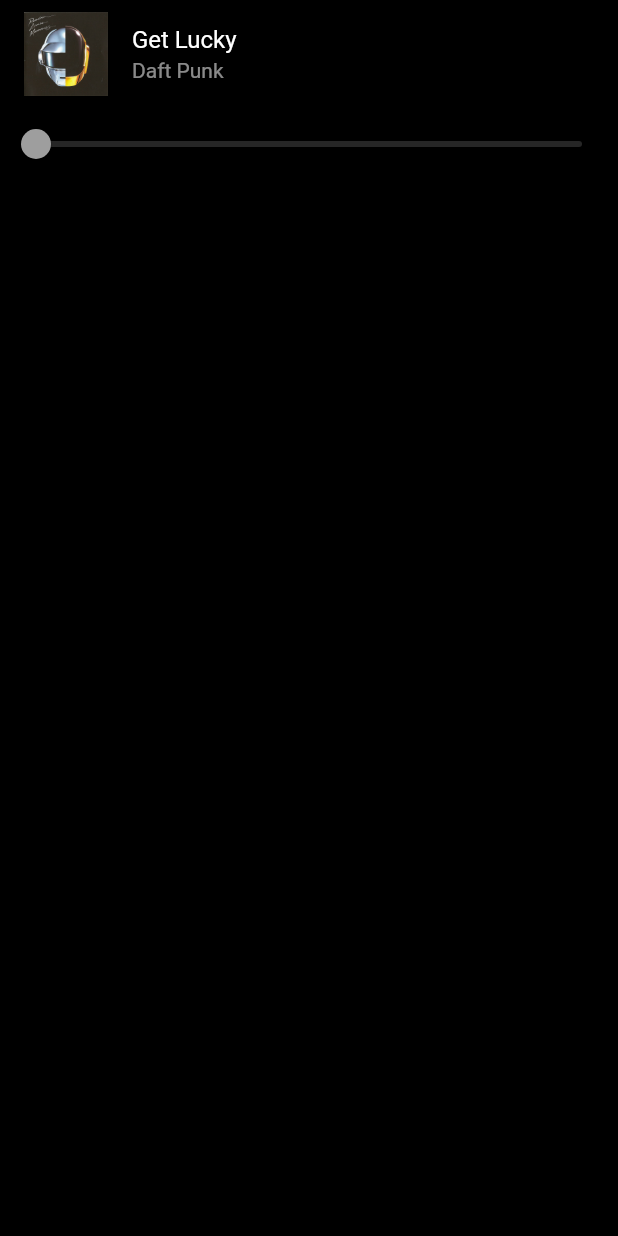
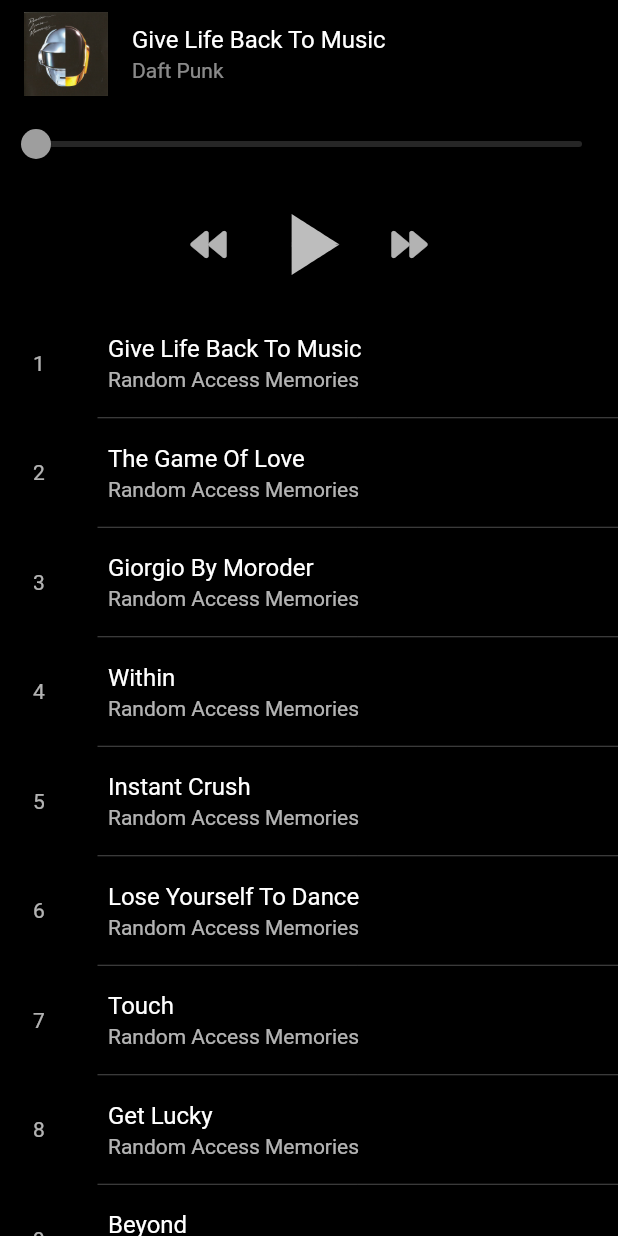
Before and after one commit to aaugmentum/project.scarlet, a Flutter app: the screen it shows after launch, after a tap on "Get Lucky", on a phone screen of 412 x 824 dp. Run offline on Flutter 3.47's test engine with Material 2 defaults, Android fonts, the light colour scheme and no system bars; our stand-ins replace font_awesome_flutter; generated files the repository leaves out were written again.

Commit message:
Add animated play button

```diff
--- /dev/null
+++ b/lib/components/animated_play_button.dart
@@ -0,0 +1,59 @@
+
+import 'package:flutter/material.dart';
+
+class AnimatedPlayButton extends StatefulWidget {
+  final double size;
+
+  const AnimatedPlayButton({
+    Key key,
+    this.size
+  }) : super(key: key);
+
+  @override
+  _AnimatedPlayButtonState createState() => _AnimatedPlayButtonState();
+}
+
+class _AnimatedPlayButtonState extends State<AnimatedPlayButton>
+    with SingleTickerProviderStateMixin {
+  AnimationController _animationController;
+  bool isPlaying = false;
+
+  @override
+  void initState() {
+    super.initState();
+    isPlaying = false;
+    _animationController =
+        AnimationController(duration: Duration(milliseconds: 300), vsync: this);
+  }
+
+  @override
+  void dispose() {
+    super.dispose();
+    _animationController.dispose();
+  }
+
+  void _handleClick() {
+    setState(() {
+      isPlaying = !isPlaying;
+      isPlaying
+          ? _animationController.forward()
+          : _animationController.reverse();
+    });
+  }
+
+  @override
+  Widget build(BuildContext context) {
+    return IconButton(
+      highlightColor: Colors.transparent,
+      hoverColor: Colors.transparent,
+      splashColor: Colors.transparent,
+      color: Colors.grey[400],
+      iconSize: widget.size,
+      icon: AnimatedIcon(
+        icon: AnimatedIcons.play_pause,
+        progress: _animationController,
+      ),
+      onPressed: _handleClick,
+    );
+  }
+}
--- a/lib/screens/home/home.dart
+++ b/lib/screens/home/home.dart
@@ -1,5 +1,6 @@
 import 'package:flutter/material.dart';
 import 'package:font_awesome_flutter/font_awesome_flutter.dart';
+import 'package:vinyl/components/animated_play_button.dart';
 import 'package:vinyl/utils/constants.dart';
 import 'package:vinyl/utils/constants.dart' as prefix0;
 
@@ -60,7 +61,6 @@
                   child: Material(
                     color: mAppBarColor,
                     child: ListTile(
-
                       onTap: () =>
                           Navigator.pushNamed(context, prefix0.playerRoute),
                       leading: Image.asset('assets/covers/4.jpg'),
@@ -72,10 +72,7 @@
                         'Daft Punk',
                         style: TextStyle(color: Colors.white54),
                       ),
-                      trailing: Icon(
-                        FontAwesomeIcons.play,
-                        color: Colors.white70,
-                      ),
+                      trailing: AnimatedPlayButton(size: 40),
                     ),
                   ),
                 ),
--- a/lib/screens/player/player.dart
+++ b/lib/screens/player/player.dart
@@ -1,10 +1,43 @@
 import 'dart:async';
 
+import 'package:flutter/cupertino.dart';
 import 'package:flutter/material.dart';
 import 'package:font_awesome_flutter/font_awesome_flutter.dart';
+import 'package:vinyl/components/animated_play_button.dart';
 
-class Player extends StatelessWidget {
+const songs = [
+  'Give Life Back To Music',
+  'The Game Of Love',
+  'Giorgio By Moroder',
+  'Within',
+  'Instant Crush',
+  'Lose Yourself To Dance',
+  'Touch',
+  'Get Lucky',
+  'Beyond',
+  'Motherboard',
+  'Fragments Of Time',
+  'Doin\' It Right',
+  'Contact'
+];
+
+class Player extends StatefulWidget {
   const Player({Key key}) : super(key: key);
+
+  @override
+  _PlayerState createState() => _PlayerState();
+}
+
+class _PlayerState extends State<Player> {
+  String _title;
+  double _value;
+
+  @override
+  void initState() {
+    super.initState();
+    _value = 0.0;
+    _title = songs[0];
+  }
 
   @override
   Widget build(BuildContext context) {
@@ -19,7 +52,7 @@
                 child: ListTile(
                   leading: Image.asset('assets/covers/4.jpg'),
                   title: Text(
-                    'Get Lucky',
+                    _title,
                     style: TextStyle(color: Colors.white),
                   ),
                   subtitle: Text(
@@ -30,7 +63,56 @@
               ),
               tag: 'cover',
             ),
-            new MySlider()
+            MySlider(_value),
+            Row(
+              crossAxisAlignment: CrossAxisAlignment.center,
+              mainAxisAlignment: MainAxisAlignment.center,
+              children: <Widget>[
+                IconButton(
+                  icon: Icon(FontAwesomeIcons.backward, color: Colors.white70),
+                  onPressed: () {},
+                ),
+                AnimatedPlayButton(size: 70),
+                IconButton(
+                  icon: Icon(FontAwesomeIcons.forward, color: Colors.white70),
+                  onPressed: () {},
+                )
+              ],
+            ),
+            Expanded(
+              child: ListView.separated(
+                physics: BouncingScrollPhysics(),
+                itemCount: songs.length,
+                itemBuilder: (BuildContext context, int index) {
+                  return ListTile(
+                    onTap: () {
+                      setState(() {
+                        _title = songs[index];
+                        _value = 0.0;
+                      });
+                    },
+                    leading: Container(
+                      width: 20,
+                      alignment: Alignment.center,
+                      child: Text('${index + 1}',
+                          style: TextStyle(color: Colors.white70, fontSize: 14)),
+                    ),
+                    title: Text(
+                      songs[index],
+                      style: TextStyle(color: Colors.white),
+                    ),
+                    subtitle: Text('Random Access Memories',
+                        style: TextStyle(color: Colors.white70)),
+                  );
+                }, separatorBuilder: (BuildContext context, int index) {
+                  return Divider(
+                    indent: 65,
+                    height: 1.0,
+                    color: Colors.white30,
+                  );
+                },
+              ),
+            ),
           ],
         ),
       ),
@@ -39,7 +121,11 @@
 }
 
 class MySlider extends StatefulWidget {
-  const MySlider({
+  final double value;
+
+  const MySlider(
+  this.value,
+  {
     Key key,
   }) : super(key: key);
 
@@ -48,14 +134,14 @@
 }
 
 class _MySliderState extends State<MySlider> {
-  double value = 0;
+  double _value;
 
   @override
   void initState() {
-
+    _value = widget.value;
     Timer.periodic(Duration(seconds: 2), (timer) {
       setState(() {
-       value = value + 1;
+        _value = _value == 100 ? 0 : _value + 1;
       });
     });
     super.initState();
@@ -67,7 +153,7 @@
       min: 0,
       max: 100,
       onChanged: (double value) {},
-      value: value,
+      value: _value,
     );
   }
 }
```
